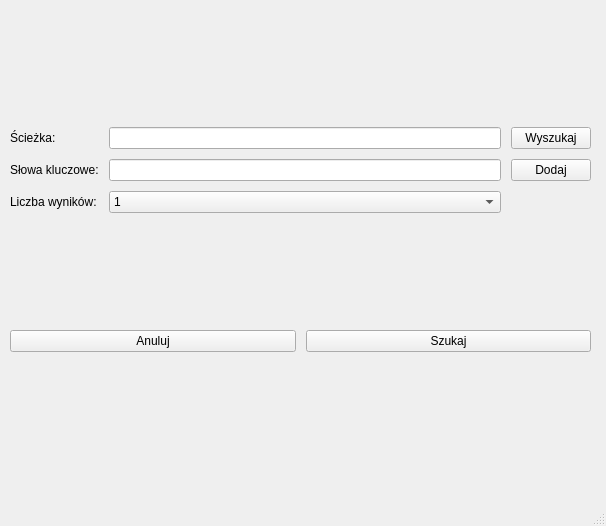
This is main_window.ui in Dominoday2017/FileBrowser as Qt 5 draws it before an edit. The edited form follows.
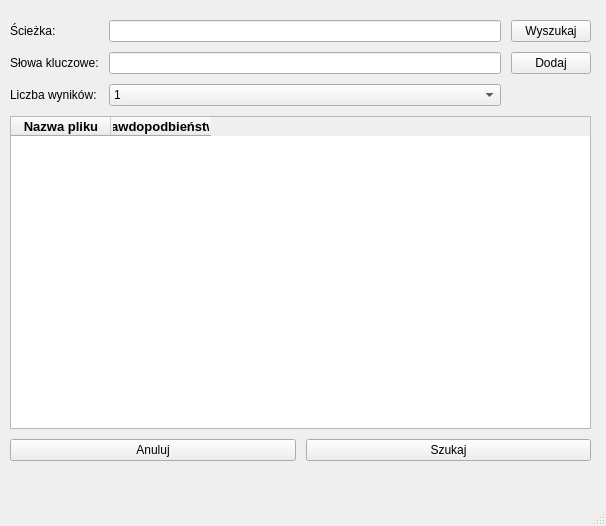
This is the edited form.

Commit message: Ended result view, backend and frontend finally working

Diff of the .ui file:
```diff
--- a/main_window.ui
+++ b/main_window.ui
@@ -126,6 +126,42 @@
        <property name="sizeConstraint">
         <enum>QLayout::SetDefaultConstraint</enum>
        </property>
+       <item>
+        <widget class="QTableWidget" name="resultTableWidget">
+         <property name="font">
+          <font>
+           <pointsize>12</pointsize>
+          </font>
+         </property>
+         <property name="columnCount">
+          <number>2</number>
+         </property>
+         <column>
+          <property name="text">
+           <string>Nazwa pliku</string>
+          </property>
+          <property name="font">
+           <font>
+            <pointsize>10</pointsize>
+            <weight>75</weight>
+            <bold>true</bold>
+           </font>
+          </property>
+         </column>
+         <column>
+          <property name="text">
+           <string>Prawdopodbieństwo</string>
+          </property>
+          <property name="font">
+           <font>
+            <pointsize>10</pointsize>
+            <weight>75</weight>
+            <bold>true</bold>
+           </font>
+          </property>
+         </column>
+        </widget>
+       </item>
       </layout>
      </item>
      <item>
```
The commit also changes 3 other files.
